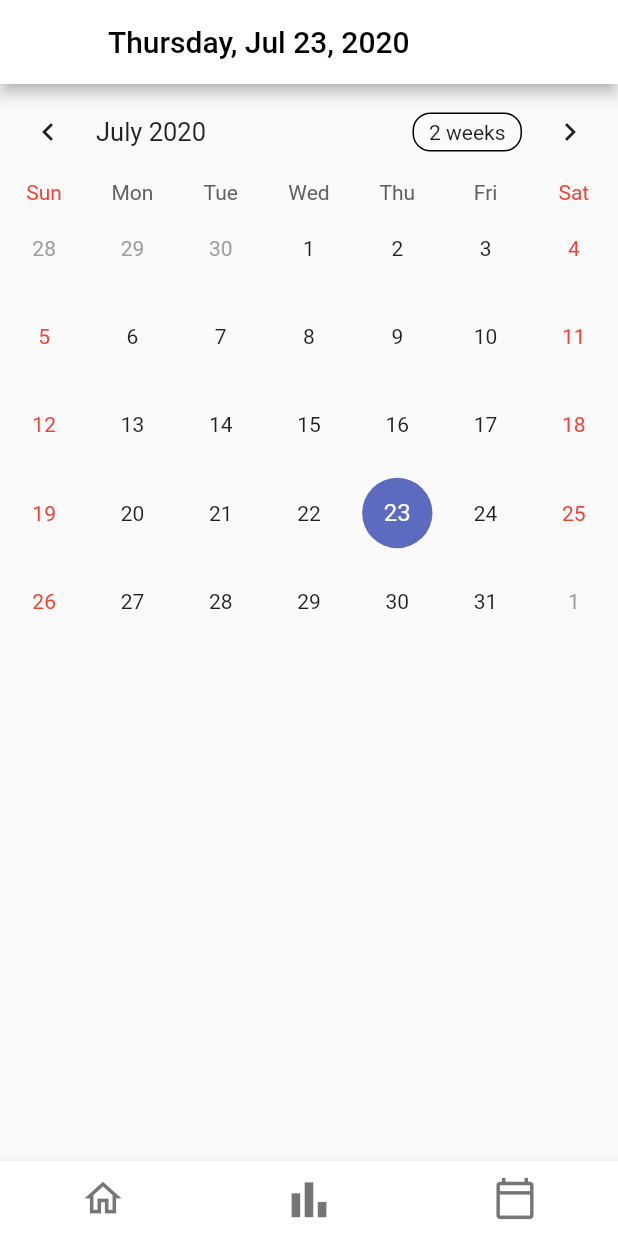
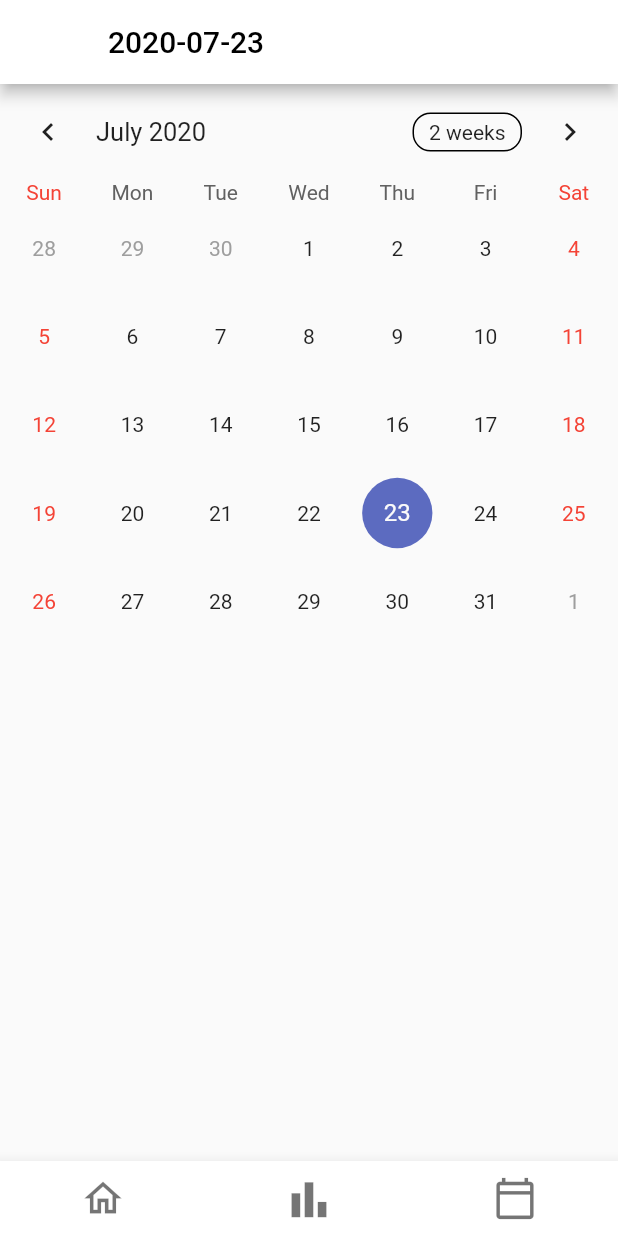
Before and after one commit to esam191/30day, a Flutter app: the Calendar screen opened by its route, after a tap on "Get Started", on a phone screen of 412 x 824 dp. Run offline on Flutter 3.47's test engine with Material 2 defaults, Android fonts, the phone set to English and light mode, and no system bars; drawn by our look-alikes of table_calendar; our stand-ins replace introduction_screen, outline_material_icons, simple_animations, sqflite; accounts and stored records are empty.

Commit message:
minor formatting change

```diff
--- a/thirtyday/lib/calendar.dart
+++ b/thirtyday/lib/calendar.dart
@@ -18,7 +18,7 @@ class CalendarState extends State<Calendar> {
   @override
   Widget build(BuildContext context) {
     DateTime now = DateTime.now();
-    String formattedDate = DateFormat('EEEE, MMM d, yyyy').format(now);
+    String formattedDate = DateFormat('yyyy-MM-dd').format(now);
     return Scaffold(
       appBar: AppBar(
         backgroundColor: Colors.white,
--- a/thirtyday/lib/todo_list.dart
+++ b/thirtyday/lib/todo_list.dart
@@ -71,9 +71,9 @@ class NoteListState extends State<NoteList> {
                   child: ListTile(
                     contentPadding: EdgeInsets.all(15),
                     leading: Icon(OMIcons.whatshot, color: Colors.deepOrange, size: 30,),
-                    title: Text('Newbie', style: TextStyle(fontSize: 30, color: Colors.white, fontWeight: FontWeight.bold),),
-                    subtitle: Text('20,365', style: TextStyle(fontSize: 20, color: Colors.white, fontWeight: FontWeight.bold ),),
-                    // subtitle: Text(DateFormat("dd-MM-yyyy").format(DateTime.now()),),
+                    title: Text('20,365', style: TextStyle(fontSize: 40, color: Colors.white, fontWeight: FontWeight.bold),),
+                    //subtitle: Text('20,365', style: TextStyle(fontSize: 20, color: Colors.white, fontWeight: FontWeight.bold ),),
+                    subtitle: Text(DateFormat("EEEE, MMM d").format(DateTime.now()), style: TextStyle(fontSize: 20, color: Colors.white, fontWeight: FontWeight.bold),),
                     trailing: Icon(OMIcons.localBar, size: 60, color: Colors.white,), onTap: (){},
                   ),
                 ),
```
